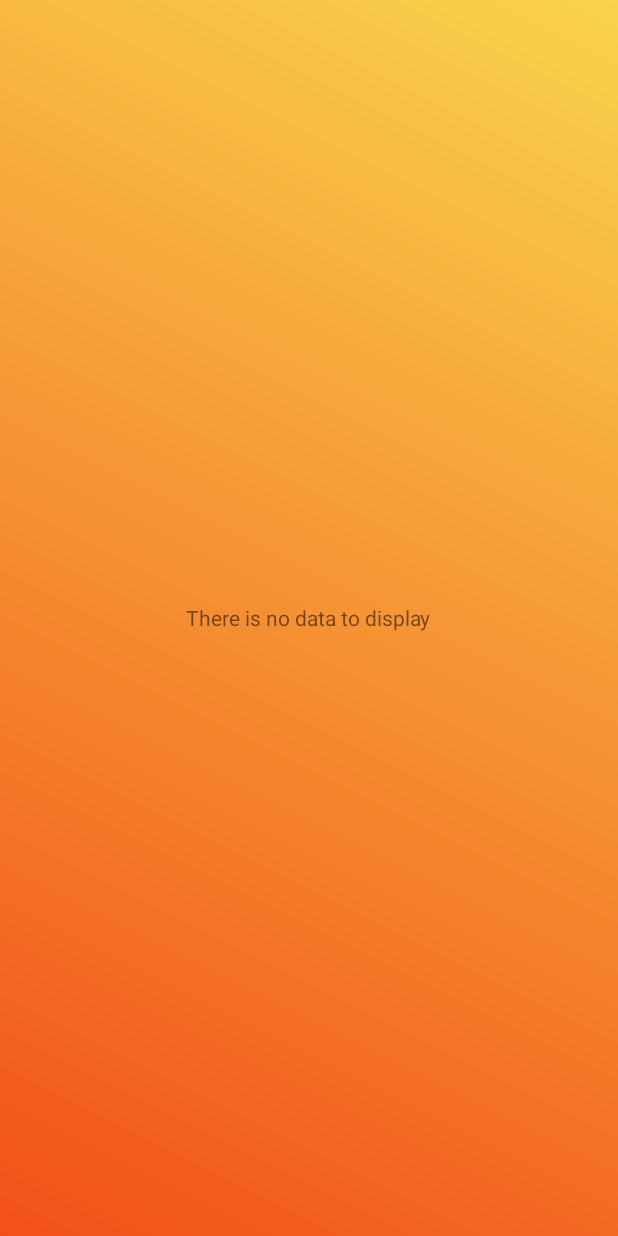
After one commit to BarbosSergos/WeatherApp_WholeProject, an Android app: the DailyForecastActivity screen opened directly, with no data from a screen before it, on a phone screen of 412 x 824 dp. The commit adds this screen. Run offline under Robolectric (Android 15) with nearby library versions, the phone set to English and light mode, and no system bars; 2 statements that could not run were skipped.

Commit message:
Added Daily Forecast

```diff
--- a/app/build.gradle
+++ b/app/build.gradle
@@ -25,4 +25,5 @@ dependencies {
     compile 'com.android.support:appcompat-v7:24.2.0'
     compile 'com.squareup.okhttp3:okhttp:3.4.1'
     compile 'com.jakewharton:butterknife:6.0.0'
+    compile 'com.android.support:design:24.2.0'
 }
--- a/app/src/main/AndroidManifest.xml
+++ b/app/src/main/AndroidManifest.xml
@@ -11,7 +11,8 @@
         android:label="@string/app_name"
         android:supportsRtl="true"
         android:theme="@style/AppTheme">
-        <activity android:name=".ui.MainActivity"
+        <activity
+            android:name=".ui.MainActivity"
             android:screenOrientation="portrait">
             <intent-filter>
                 <action android:name="android.intent.action.MAIN"/>
@@ -19,6 +20,8 @@
                 <category android:name="android.intent.category.LAUNCHER"/>
             </intent-filter>
         </activity>
+        <activity android:name=".ui.DailyForecastActivity">
+        </activity>
     </application>
 
 </manifest>
--- /dev/null
+++ b/app/src/main/java/com/barbos/sergey/weatherapp/ui/DailyForecastActivity.java
@@ -0,0 +1,31 @@
+package com.barbos.sergey.weatherapp.ui;
+
+import android.app.ListActivity;
+import android.content.Intent;
+import android.os.Bundle;
+import android.os.Parcelable;
+import android.widget.ArrayAdapter;
+
+import com.barbos.sergey.weatherapp.R;
+import com.barbos.sergey.weatherapp.adapters.DayAdapter;
+import com.barbos.sergey.weatherapp.weather.Day;
+
+import java.util.Arrays;
+
+public class DailyForecastActivity extends ListActivity {
+
+    private Day[] mDays;
+
+    @Override
+    protected void onCreate(Bundle savedInstanceState) {
+        super.onCreate(savedInstanceState);
+        setContentView(R.layout.activity_daily_forecast);
+
+        Intent intent = getIntent();
+        Parcelable[] parcelables = intent.getParcelableArrayExtra(MainActivity.DAILY_FORECAST);
+        mDays = Arrays.copyOf(parcelables, parcelables.length, Day[].class);
+
+        DayAdapter dayAdapter = new DayAdapter(getApplicationContext(), mDays);
+        setListAdapter(dayAdapter);
+    }
+}
--- /dev/null
+++ b/app/src/main/res/layout/activity_daily_forecast.xml
@@ -0,0 +1,33 @@
+<?xml version="1.0" encoding="utf-8"?>
+<RelativeLayout
+    xmlns:android="http://schemas.android.com/apk/res/android"
+    xmlns:tools="http://schemas.android.com/tools"
+    android:layout_width="match_parent"
+    android:layout_height="match_parent"
+    android:paddingBottom="@dimen/activity_vertical_margin"
+    android:paddingLeft="@dimen/activity_horizontal_margin"
+    android:paddingRight="@dimen/activity_horizontal_margin"
+    android:paddingTop="@dimen/activity_vertical_margin"
+    tools:context="com.barbos.sergey.weatherapp.ui.DailyForecastActivity"
+    android:background="@drawable/bg_gradient">
+
+    <ListView
+        android:layout_width="match_parent"
+        android:layout_height="match_parent"
+        android:id="@android:id/list"
+        android:layout_alignParentLeft="true"
+        android:layout_alignParentRight="true"
+        android:layout_marginTop="5dp"
+        android:layout_marginBottom="5dp"
+        android:divider="@null"
+        android:dividerHeight="0dp"/>
+
+    <TextView
+        android:layout_width="wrap_content"
+        android:layout_height="wrap_content"
+        android:text="@string/emptyTextView_Text"
+        android:id="@android:id/empty"
+        android:layout_centerVertical="true"
+        android:layout_centerHorizontal="true"/>
+
+</RelativeLayout>
--- a/app/src/main/res/layout/activity_main.xml
+++ b/app/src/main/res/layout/activity_main.xml
@@ -7,6 +7,7 @@
     android:paddingLeft="@dimen/activity_horizontal_margin"
     android:paddingRight="@dimen/activity_horizontal_margin"
     android:paddingTop="@dimen/activity_vertical_margin"
+    android:paddingBottom="4dp"
     tools:context=".ui.MainActivity"
     android:background="@drawable/bg_gradient">
 
@@ -181,7 +182,8 @@
             android:layout_weight="1"
             android:background="@color/backgroundBtnColor"
             android:textColor="@android:color/white"
-            android:layout_marginLeft="2dp"/>
+            android:layout_marginLeft="2dp"
+            android:onClick="startDailyForecast"/>
     </LinearLayout>
 
 </RelativeLayout>
--- /dev/null
+++ b/app/src/main/res/values-v21/styles.xml
@@ -0,0 +1,2 @@
+<resources>
+</resources>
--- a/app/src/main/res/values/dimens.xml
+++ b/app/src/main/res/values/dimens.xml
@@ -2,4 +2,5 @@
     <!-- Default screen margins, per the Android Design guidelines. -->
     <dimen name="activity_horizontal_margin">32dp</dimen>
     <dimen name="activity_vertical_margin">16dp</dimen>
+    <dimen name="fab_margin">16dp</dimen>
 </resources>
--- a/app/src/main/res/values/strings.xml
+++ b/app/src/main/res/values/strings.xml
@@ -5,4 +5,7 @@
     <string name="dialog_positiveButtonText" translatable="false">OK</string>
     <string name="hourlyBtnText">Hourly</string>
     <string name="dailyBtnText">Daily</string>
+    <string name="title_activity_daily_forecast">DailyForecastActivity</string>
+    <string name="emptyTextView_Text">There is no data to display</string>
+    <string name="dailyForecastHeader">This week\'s weather</string>
 </resources>
--- a/app/src/main/res/values/styles.xml
+++ b/app/src/main/res/values/styles.xml
@@ -8,4 +8,8 @@
         <item name="colorAccent">@color/colorAccent</item>
     </style>
 
+    <style name="AppTheme.AppBarOverlay" parent="ThemeOverlay.AppCompat.Dark.ActionBar"/>
+
+    <style name="AppTheme.PopupOverlay" parent="ThemeOverlay.AppCompat.Light"/>
+
 </resources>
```
Also changed, not shown: app/src/main/java/com/barbos/sergey/weatherapp/adapters/DayAdapter.java (added, +76 -0 lines), app/src/main/java/com/barbos/sergey/weatherapp/ui/MainActivity.java (+15 -2 lines), app/src/main/java/com/barbos/sergey/weatherapp/weather/Current.java (+1 -34 lines), app/src/main/java/com/barbos/sergey/weatherapp/weather/Day.java (+62 -3 lines), app/src/main/java/com/barbos/sergey/weatherapp/weather/Forecast.java (+42 -1 lines), app/src/main/res/layout/daily_list_item.xml (added, +54 -0 lines).
